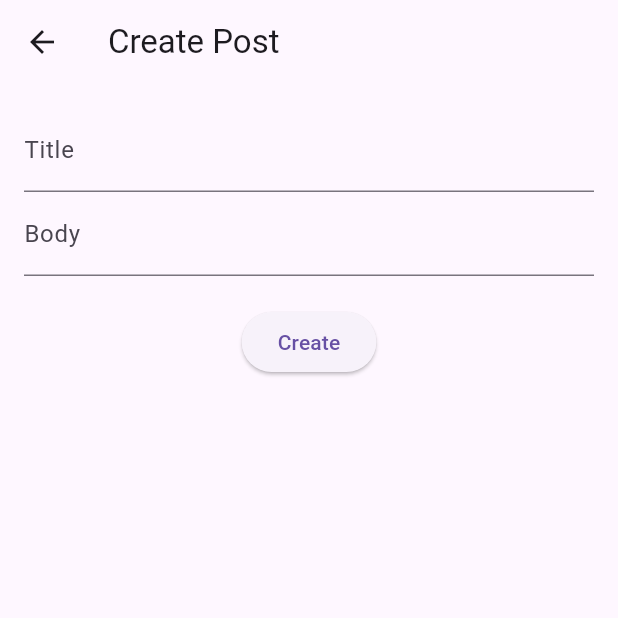
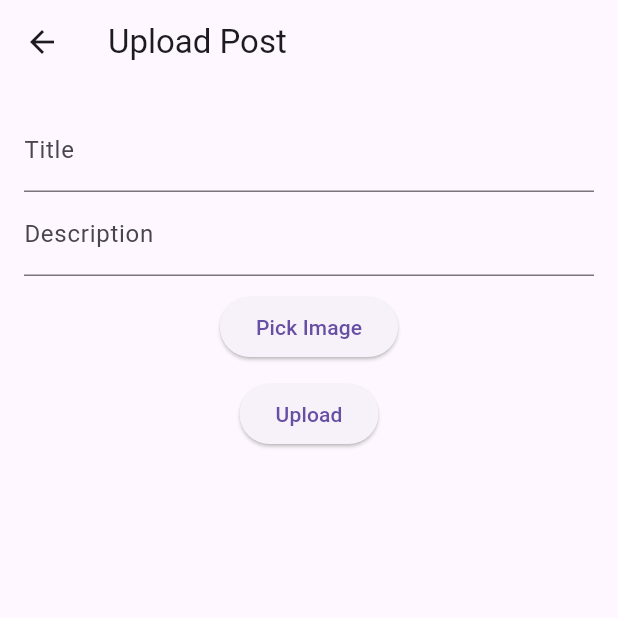
Before and after one commit to khizerhaider/MAD-Dart-Flutter, a Flutter app: the screen it shows after launch, after a tap on the "add" icon, on a phone screen of 412 x 824 dp, the top half of it. Run offline on Flutter 3.47's test engine with Material 3 defaults, Android fonts, the phone set to English and light mode, and no system bars; our stand-ins replace cloud_firestore, firebase_core, firebase_storage, image_picker, permission_handler; accounts and stored records are empty.

Commit message:
creat lab 10

```diff
--- /dev/null
+++ b/mad/lib/labs/lab10/lab10.dart
@@ -0,0 +1,2 @@
+export 'screens/feed_screen.dart';
+export 'screens/upload_screen.dart';
--- /dev/null
+++ b/mad/lib/labs/lab10/screens/feed_screen.dart
@@ -0,0 +1,128 @@
+import 'dart:io';
+import 'package:flutter/material.dart';
+import 'package:cloud_firestore/cloud_firestore.dart';
+import 'package:firebase_storage/firebase_storage.dart';
+import 'package:path_provider/path_provider.dart';
+import 'package:permission_handler/permission_handler.dart';
+import 'upload_screen.dart';
+
+class FeedScreen extends StatefulWidget {
+  const FeedScreen({super.key});
+
+  @override
+  // ignore: library_private_types_in_public_api
+  _FeedScreenState createState() => _FeedScreenState();
+}
+
+class _FeedScreenState extends State<FeedScreen> {
+  Future<void> deletePost(String docId, String imageUrl) async {
+    await FirebaseFirestore.instance.collection('posts').doc(docId).delete();
+    await FirebaseStorage.instance.refFromURL(imageUrl).delete();
+  }
+
+  Future<void> downloadImage(String imageUrl) async {
+    final status = await Permission.storage.request();
+    if (status.isGranted) {
+      final response = await HttpClient().getUrl(Uri.parse(imageUrl));
+      final bytes = await response.close().then(
+        (res) => res.fold<List<int>>([], (a, b) => a..addAll(b)),
+      );
+      final directory = await getExternalStorageDirectory();
+      final file = File(
+        '${directory!.path}/image_${DateTime.now().millisecondsSinceEpoch}.jpg',
+      );
+      await file.writeAsBytes(bytes);
+      ScaffoldMessenger.of(
+        // ignore: use_build_context_synchronously
+        context,
+      ).showSnackBar(SnackBar(content: Text("Image downloaded!")));
+    }
+  }
+
+  @override
+  Widget build(BuildContext context) {
+    return Scaffold(
+      appBar: AppBar(
+        title: Text("Posts"),
+        actions: [
+          IconButton(
+            icon: Icon(Icons.add),
+            onPressed:
+                () => Navigator.push(
+                  context,
+                  MaterialPageRoute(builder: (_) => UploadScreen()),
+                ),
+          ),
+        ],
+      ),
+      body: StreamBuilder<QuerySnapshot>(
+        stream:
+            FirebaseFirestore.instance
+                .collection('posts')
+                .orderBy('timestamp', descending: true)
+                .snapshots(),
+        builder: (context, snapshot) {
+          if (!snapshot.hasData) {
+            return Center(child: CircularProgressIndicator());
+          }
+          final posts = snapshot.data!.docs;
+
+          return ListView.builder(
+            itemCount: posts.length,
+            itemBuilder: (ctx, i) {
+              final post = posts[i];
+              final id = post['id'];
+              final title = post['title'];
+              final desc = post['description'];
+              final imageUrl = post['imageUrl'];
+
+              return Card(
+                child: ListTile(
+                  title: Text(title),
+                  subtitle: Text(desc),
+                  leading: GestureDetector(
+                    onLongPress: () => downloadImage(imageUrl),
+                    child: Image.network(
+                      imageUrl,
+                      width: 50,
+                      height: 50,
+                      fit: BoxFit.cover,
+                    ),
+                  ),
+                  trailing: IconButton(
+                    icon: Icon(Icons.delete),
+                    onPressed: () {
+                      showDialog(
+                        context: context,
+                        builder:
+                            (ctx) => AlertDialog(
+                              title: Text("Delete Post"),
+                              content: Text(
+                                "Are you sure you want to delete this post?",
+                              ),
+                              actions: [
+                                TextButton(
+                                  onPressed: () => Navigator.pop(ctx),
+                                  child: Text("No"),
+                                ),
+                                TextButton(
+                                  onPressed: () {
+                                    deletePost(id, imageUrl);
+                                    Navigator.pop(ctx);
+                                  },
+                                  child: Text("Yes"),
+                                ),
+                              ],
+                            ),
+                      );
+                    },
+                  ),
+                ),
+              );
+            },
+          );
+        },
+      ),
+    );
+  }
+}
--- /dev/null
+++ b/mad/lib/labs/lab10/screens/upload_screen.dart
@@ -0,0 +1,77 @@
+import 'dart:io';
+import 'package:flutter/material.dart';
+import 'package:image_picker/image_picker.dart';
+import 'package:firebase_storage/firebase_storage.dart';
+import 'package:cloud_firestore/cloud_firestore.dart';
+import 'package:uuid/uuid.dart';
+
+class UploadScreen extends StatefulWidget {
+  const UploadScreen({super.key});
+
+  @override
+  // ignore: library_private_types_in_public_api
+  _UploadScreenState createState() => _UploadScreenState();
+}
+
+class _UploadScreenState extends State<UploadScreen> {
+  final _titleController = TextEditingController();
+  final _descController = TextEditingController();
+  File? _image;
+
+  Future pickImage() async {
+    final picker = ImagePicker();
+    final pickedFile = await picker.pickImage(source: ImageSource.gallery);
+    if (pickedFile != null) {
+      setState(() => _image = File(pickedFile.path));
+    }
+  }
+
+  Future uploadPost() async {
+    if (_image == null) return;
+
+    String postId = Uuid().v4();
+    String fileName = "$postId.jpg";
+
+    final ref = FirebaseStorage.instance.ref().child('posts').child(fileName);
+    await ref.putFile(_image!);
+    final imageUrl = await ref.getDownloadURL();
+
+    await FirebaseFirestore.instance.collection('posts').doc(postId).set({
+      'id': postId,
+      'title': _titleController.text,
+      'description': _descController.text,
+      'imageUrl': imageUrl,
+      'timestamp': FieldValue.serverTimestamp(),
+    });
+
+    // ignore: use_build_context_synchronously
+    Navigator.pop(context);
+  }
+
+  @override
+  Widget build(BuildContext context) {
+    return Scaffold(
+      appBar: AppBar(title: Text('Upload Post')),
+      body: Padding(
+        padding: const EdgeInsets.all(16.0),
+        child: Column(
+          children: [
+            TextField(
+              controller: _titleController,
+              decoration: InputDecoration(labelText: 'Title'),
+            ),
+            TextField(
+              controller: _descController,
+              decoration: InputDecoration(labelText: 'Description'),
+            ),
+            SizedBox(height: 10),
+            _image != null ? Image.file(_image!, height: 150) : Container(),
+            ElevatedButton(onPressed: pickImage, child: Text("Pick Image")),
+            SizedBox(height: 10),
+            ElevatedButton(onPressed: uploadPost, child: Text("Upload")),
+          ],
+        ),
+      ),
+    );
+  }
+}
--- a/mad/lib/main.dart
+++ b/mad/lib/main.dart
@@ -4,9 +4,18 @@ import 'labs/lab03/task1.dart' as lab03;
 import 'labs/lab05/lab05.dart' as lab05;
 import 'labs/lab07/lab7.dart' as lab07;
 import 'labs/lab09/lab9.dart' as lab09;
+import 'labs/lab10/lab10.dart' as lab10;
+import 'package:firebase_core/firebase_core.dart';
 
-void main() {
-  runApp(const LabApp());
+// void main() {
+//   runApp(const LabApp());
+// }
+
+// un comment for lab 10 only
+void main() async {
+  WidgetsFlutterBinding.ensureInitialized();
+  await Firebase.initializeApp();
+  runApp(LabApp());
 }
 
 class LabApp extends StatelessWidget {
@@ -15,7 +24,7 @@ class LabApp extends StatelessWidget {
   @override
   Widget build(BuildContext context) {
     return MaterialApp(
-      title: 'Flutter Labs',
+      //title: 'Flutter Labs',
       theme: ThemeData(primarySwatch: Colors.blue),
       // un comment the Task you want to run
       // but be careful that only 1 task will be executed at a time
@@ -35,7 +44,9 @@ class LabApp extends StatelessWidget {
       //home: const lab07.TimerApp(), // un comment for lab 7 task 1
       //home: const lab07.FetchPostScreen(), // un comment for lab 7 task 2
       //home: const lab07.DatabaseScreen(), // un comment for lab 7 task 3
-      home: const lab09.HomeScreen(), // un comment for lab 9 task 1
+      //home: const lab09.HomeScreen(), // un comment for lab 9 task 1
+      title: 'Social Media App', // un comment for lab 10
+      home: lab10.FeedScreen(), // un comment for lab 10
     );
   }
 }
--- a/mad/lib/services/api_service.dart
+++ b/mad/lib/services/api_service.dart
@@ -1,6 +1,6 @@
 import 'dart:convert';
 import 'package:http/http.dart' as http;
-import '../models/post.dart';
+import '../../models/post.dart';
 
 class ApiService {
   final baseUrl = 'https://jsonplaceholder.typicode.com/posts';
```
Also changed, not shown: mad/pubspec.yaml (+9 -0 lines), mad/pubspec.lock, 6 other files.
